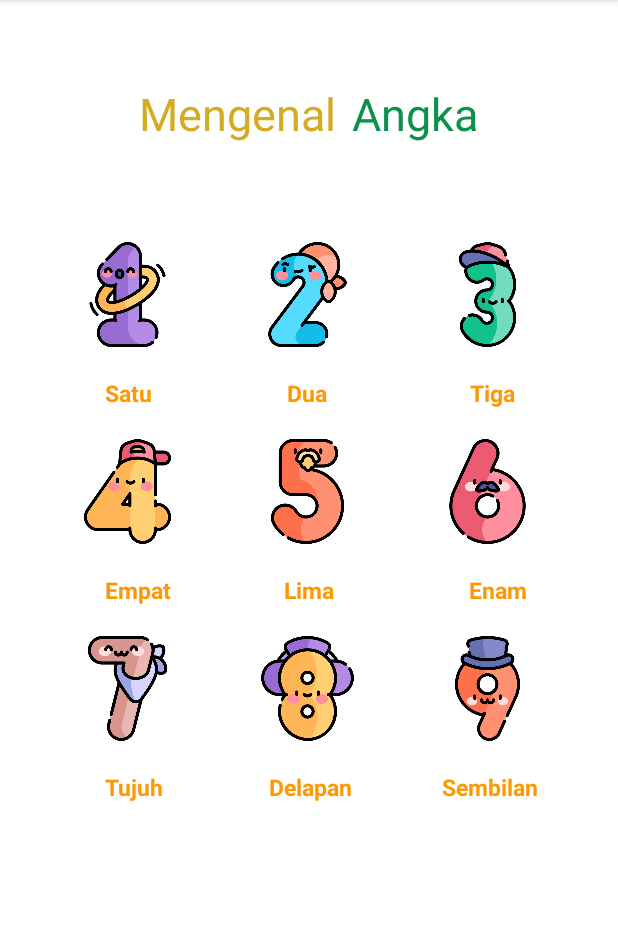
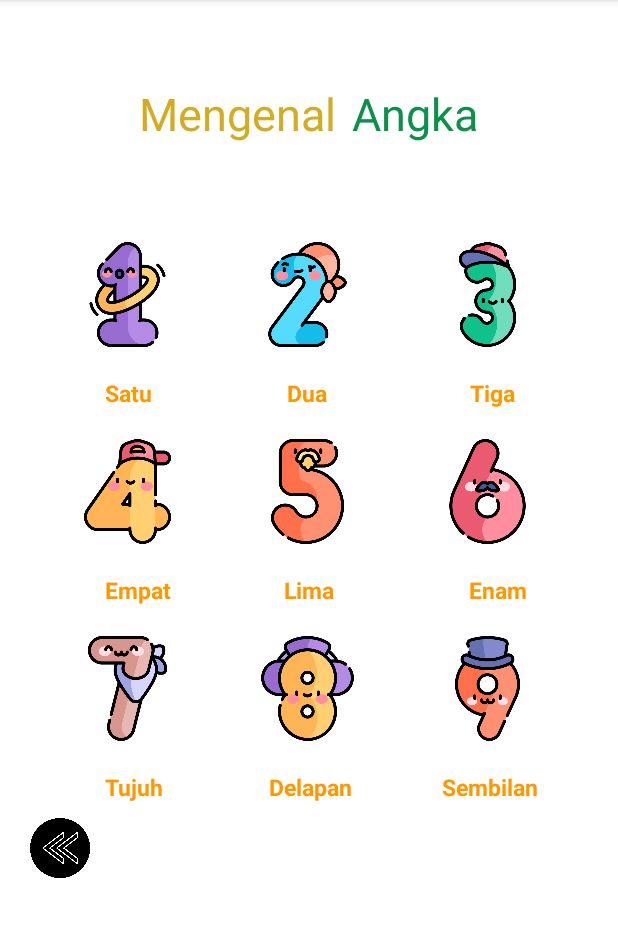
Before and after one commit to Aula-Faridah/Mini_Project, an Android app: the AngkaActivity screen opened directly, with no data from a screen before it, on a phone screen of 412 x 824 dp, the part 84-1021 px from its top. Run offline under Robolectric (Android 15) with nearby library versions, the phone set to English and light mode, and no system bars; Roboto replaces fonts that are not available here.

Commit message:
Commit : angka,huruf,warna java dan xml

```diff
--- a/app/src/main/java/org/aplas/miniproject/AngkaActivity.java
+++ b/app/src/main/java/org/aplas/miniproject/AngkaActivity.java
@@ -2,13 +2,24 @@ package org.aplas.miniproject;
 
 import androidx.appcompat.app.AppCompatActivity;
 
+import android.content.Intent;
 import android.os.Bundle;
+import android.view.View;
+import android.widget.ImageButton;
 
 public class AngkaActivity extends AppCompatActivity {
-
+    private ImageButton buttonPrev;
     @Override
     protected void onCreate(Bundle savedInstanceState) {
         super.onCreate(savedInstanceState);
         setContentView(R.layout.activity_angka);
+        buttonPrev = (ImageButton) findViewById(R.id.buttonPrev);
+        buttonPrev.setOnClickListener(new View.OnClickListener() {
+            @Override
+            public void onClick(View v) {
+                startActivity(new Intent(getApplicationContext(),MainActivity.class));
+                overridePendingTransition(R.anim.slide_in_right, R.anim.slide_out_right);
+            }
+        });
     }
 }
--- a/app/src/main/res/layout/activity_angka.xml
+++ b/app/src/main/res/layout/activity_angka.xml
@@ -272,4 +272,20 @@
 
     </LinearLayout>
 
+    <LinearLayout
+        android:layout_width="wrap_content"
+        android:layout_height="wrap_content"
+        android:orientation="horizontal">
+
+        <ImageButton
+            android:id="@+id/buttonPrev"
+            android:scaleType="fitCenter"
+            android:layout_marginLeft="20dp"
+            android:src="@drawable/prev"
+            android:background="@null"
+            android:layout_width="40dp"
+            android:layout_height="40dp"/>
+
+    </LinearLayout>
+
 </LinearLayout>
```
Also changed, not shown: app/src/main/java/org/aplas/miniproject/HurufActivity.java (+12 -1 lines), app/src/main/java/org/aplas/miniproject/WarnaActivity.java (+12 -1 lines), app/src/main/res/layout/activity_huruf.xml (+18 -0 lines), app/src/main/res/layout/activity_warna.xml (+15 -0 lines).
